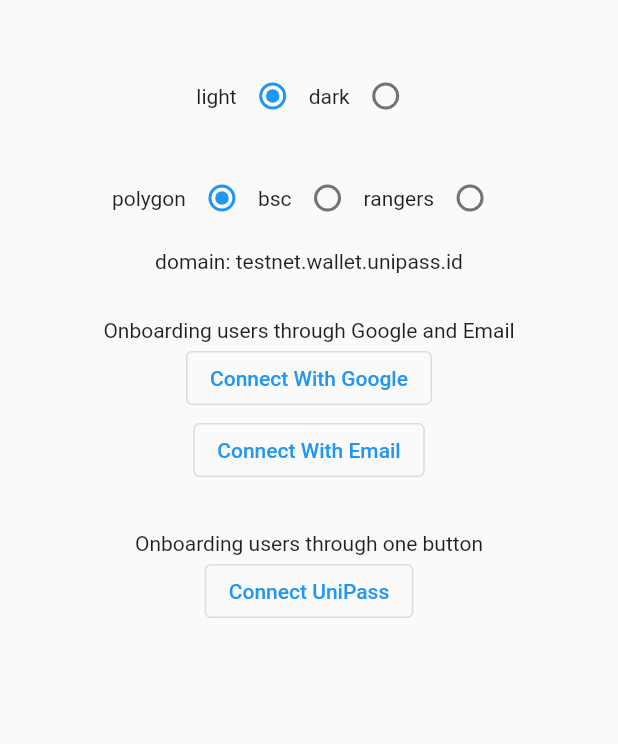
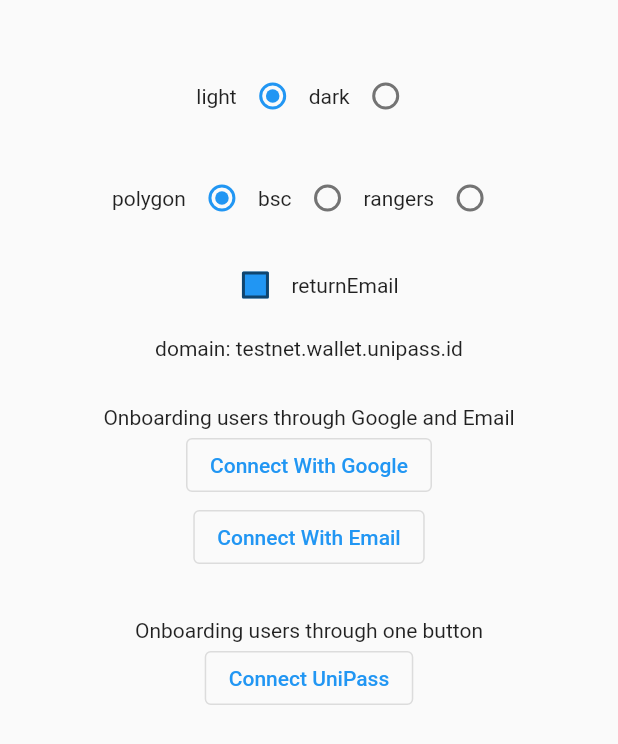
Before and after one commit to UniPassID/unipass-flutter-web-sdk, a Flutter app: the screen it shows after launch, on a phone screen of 412 x 824 dp. Shown: the top 744 px of the screen. Run offline on Flutter 3.47's test engine with Material 2 defaults, Android fonts, the phone set to English and light mode, and no system bars; drawn by our look-alikes of oktoast; our stand-ins replace shared_preferences; missing offline and left inert: flutter_inappwebview, web3dart; accounts and stored records are empty.

Commit message:
fix: add returnEmail

```diff
--- a/example/lib/main.dart
+++ b/example/lib/main.dart
@@ -51,6 +51,7 @@ class HomePage extends StatefulWidget {
 class _HomePageState extends State<HomePage> {
   UnipassTheme theme = UnipassTheme.light;
   ChainType chainType = ChainType.polygon;
+  bool returnEmail = false;
 
   String domain = "testnet.wallet.unipass.id";
 
@@ -124,6 +125,23 @@ class _HomePageState extends State<HomePage> {
           ],
         ),
         const SizedBox(height: 10),
+        Row(
+          mainAxisAlignment: MainAxisAlignment.center,
+          children: [
+            Checkbox(
+              checkColor: Colors.white,
+              fillColor: MaterialStateProperty.resolveWith(getColor),
+              value: returnEmail,
+              onChanged: (bool? value) {
+                setState(() {
+                  returnEmail = value!;
+                });
+              },
+            ),
+            const Text("returnEmail"),
+          ],
+        ),
+        const SizedBox(height: 10),
         GestureDetector(
           child: Text("domain: $domain", textAlign: TextAlign.center),
           onTap: () {
@@ -146,7 +164,7 @@ class _HomePageState extends State<HomePage> {
               Navigator.push(
                 context,
                 MaterialPageRoute(builder: (context) {
-                  return TestPage(theme: theme, chainType: chainType, domain: domain, connectType: ConnectType.google);
+                  return TestPage(theme: theme, chainType: chainType, domain: domain, connectType: ConnectType.google, returnEmail: returnEmail);
                 }),
               );
             },
@@ -160,7 +178,7 @@ class _HomePageState extends State<HomePage> {
               Navigator.push(
                 context,
                 MaterialPageRoute(builder: (context) {
-                  return TestPage(theme: theme, chainType: chainType, domain: domain, connectType: ConnectType.email);
+                  return TestPage(theme: theme, chainType: chainType, domain: domain, connectType: ConnectType.email, returnEmail: returnEmail);
                 }),
               );
             },
@@ -176,7 +194,7 @@ class _HomePageState extends State<HomePage> {
               Navigator.push(
                 context,
                 MaterialPageRoute(builder: (context) {
-                  return TestPage(theme: theme, chainType: chainType, domain: domain);
+                  return TestPage(theme: theme, chainType: chainType, domain: domain, returnEmail: returnEmail);
                 }),
               );
             },
@@ -186,4 +204,8 @@ class _HomePageState extends State<HomePage> {
       ],
     );
   }
+
+  Color getColor(Set<MaterialState> states) {
+    return Colors.blue;
+  }
 }
--- a/example/lib/page.dart
+++ b/example/lib/page.dart
@@ -15,12 +15,13 @@ const bscUsdcDecimal = 18;
 const rangersUsdcDecimal = 6;
 
 class TestPage extends StatefulWidget {
-  const TestPage({super.key, required this.theme, required this.chainType, required this.domain, this.connectType});
+  const TestPage({super.key, required this.theme, required this.chainType, required this.domain, this.connectType, this.returnEmail = false});
 
   final String domain;
   final UnipassTheme theme;
   final ChainType chainType;
   final ConnectType? connectType;
+  final bool? returnEmail;
 
   @override
   State<TestPage> createState() => _TestPage();
@@ -59,7 +60,7 @@ class _TestPage extends State<TestPage> {
           theme: widget.theme,
           chainType: widget.chainType,
         ),
-        returnEmail: false,
+        returnEmail: widget.returnEmail,
         connectType: widget.connectType,
       ),
     );
--- a/lib/pages/connect_page.dart
+++ b/lib/pages/connect_page.dart
@@ -33,7 +33,11 @@ class _ConnectPageState extends State<ConnectPage> {
     crossPlatform: InAppWebViewOptions(
       useShouldOverrideUrlLoading: true,
       mediaPlaybackRequiresUserGesture: false,
-      applicationNameForUserAgent: "unipass_wallet_for_flutter",
+      applicationNameForUserAgent: "unipass_wallet_for_fultter",
+      userAgent: 'random',
+      javaScriptEnabled: true,
+      useOnLoadResource: true,
+      cacheEnabled: true,
     ),
     android: AndroidInAppWebViewOptions(
       useHybridComposition: true,
```
